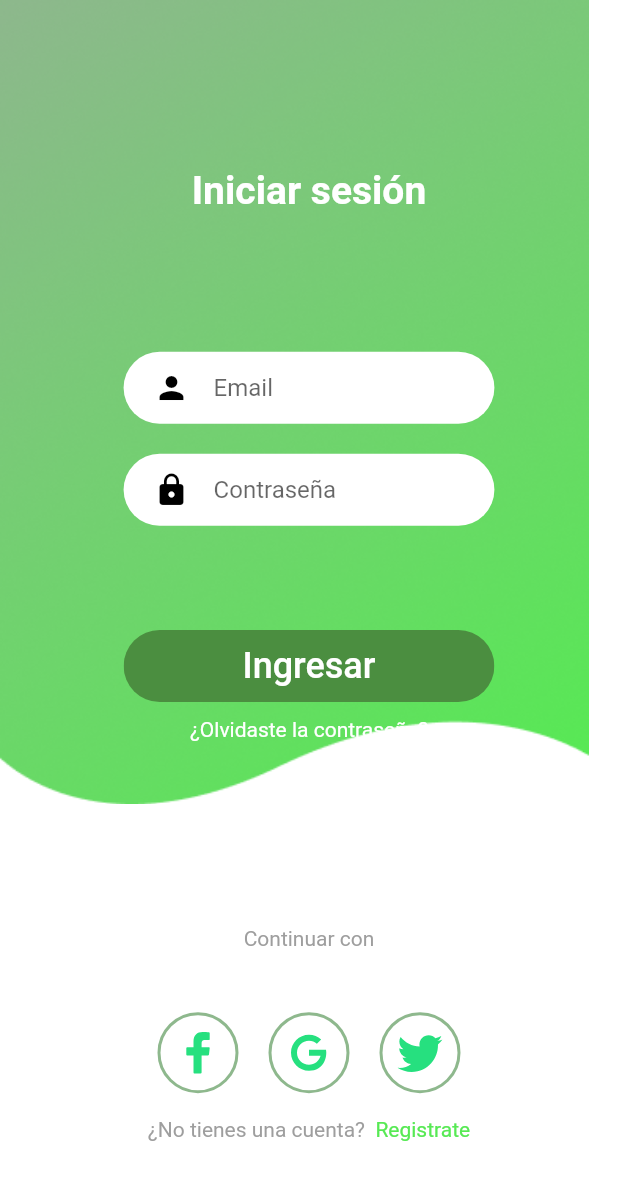
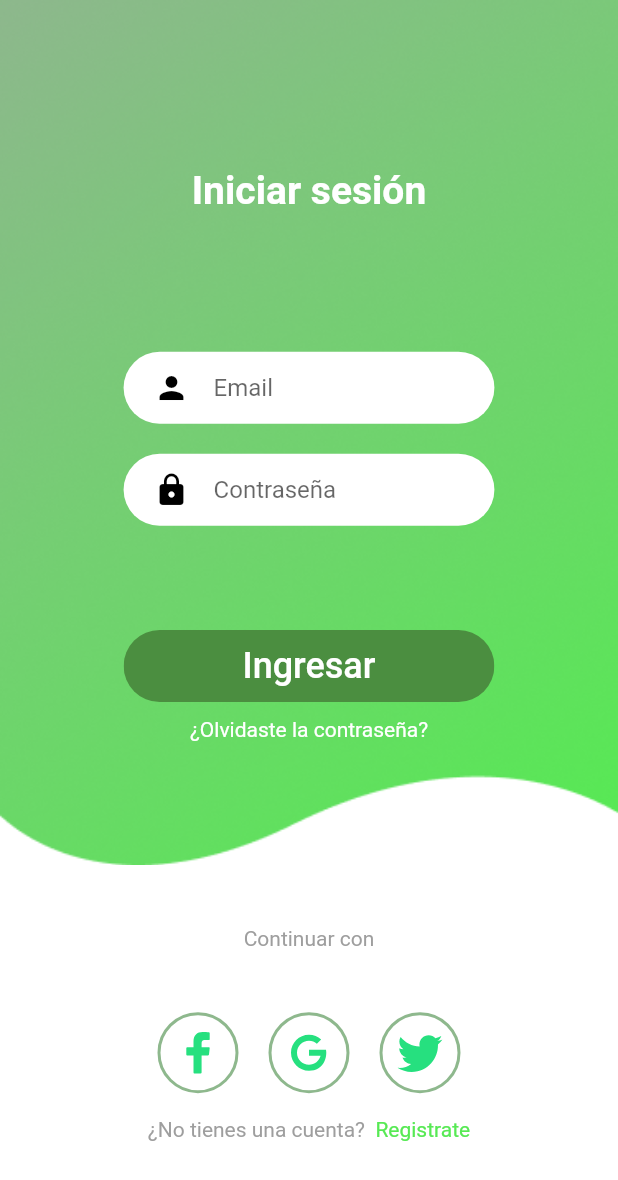
Before and after one commit to andreti03/TRUEQUE, a Flutter app: the SingupScreen screen opened directly, after a tap on "Ingresa", on a phone screen of 412 x 824 dp. Shown: the top 1180 px of the screen. Run offline on Flutter 3.47's test engine with Material 2 defaults, Android fonts, the phone set to English and light mode, and no system bars; our stand-ins replace flutter_svg, material_floating_search_bar.

Commit message:
Background

```diff
--- a/lib/Screens/Login/Components/background.dart
+++ b/lib/Screens/Login/Components/background.dart
@@ -17,12 +17,15 @@ class Background extends StatelessWidget {
         alignment: Alignment.center,
         children: <Widget>[
           Positioned(
-              top: 0,
-              left: 0,
-              child: Image.asset(
-                'assets/images/login_top.png',
-                scale: 0.955,
-              )),
+            top: 0,
+            left: 0,
+            child: Image.asset(
+              'assets/images/login_top.png',
+              height: size.height * 0.7,
+              width: size.width,
+              fit: BoxFit.fill,
+            ),
+          ),
           child,
         ],
       ),
--- a/lib/Screens/Singup/Components/background.dart
+++ b/lib/Screens/Singup/Components/background.dart
@@ -17,13 +17,15 @@ class Background extends StatelessWidget {
         alignment: Alignment.center,
         children: <Widget>[
           Positioned(
-              top: 0,
-              left: 0,
-              child: Image.asset(
-                'assets/images/login_top.png',
-                height: size.height,
-                width: size.width,
-              )),
+            top: 0,
+            left: 0,
+            child: Image.asset(
+              'assets/images/login_top.png',
+              height: size.height * 0.7,
+              width: size.width,
+              fit: BoxFit.fill,
+            ),
+          ),
           child,
         ],
       ),
```
